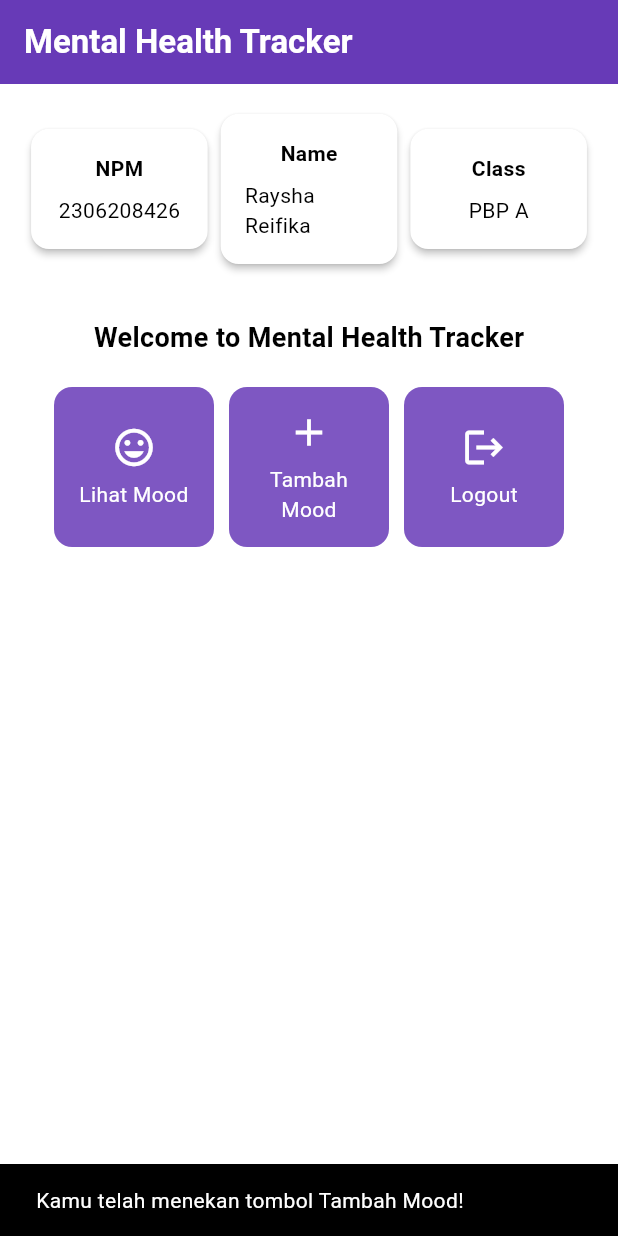
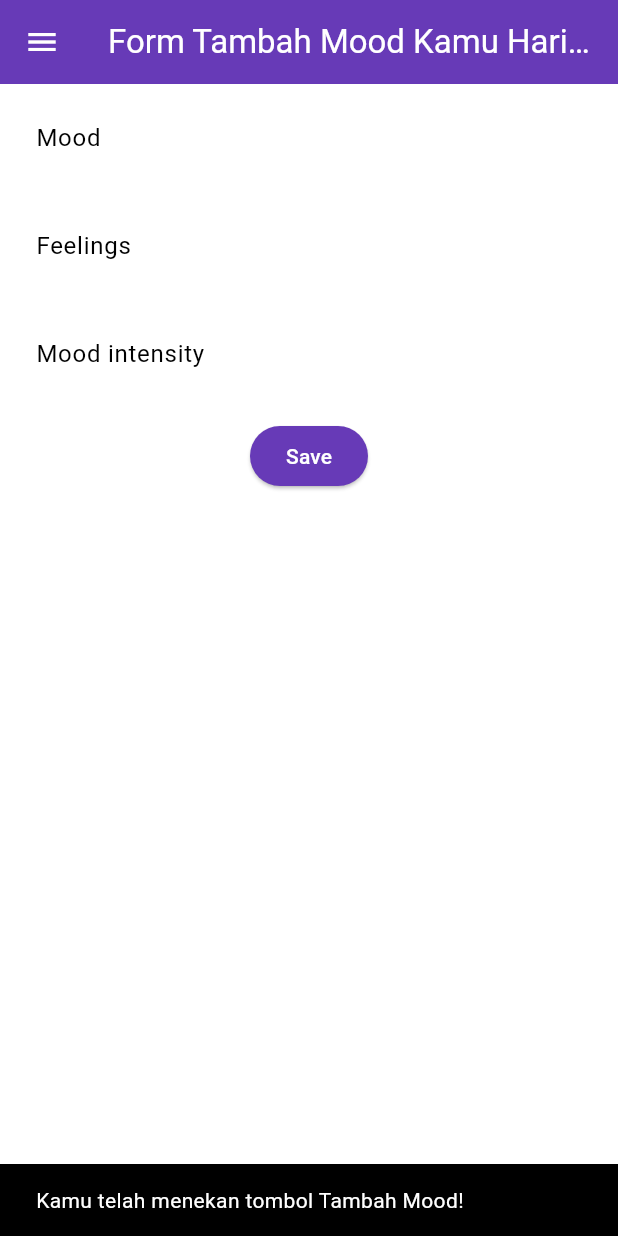
Before and after one commit to rayshareifikar/mental-health-tracker-mobile, a Flutter app: the screen it shows after launch, after a tap on "Tambah Mood", on a phone screen of 412 x 824 dp. Run offline on Flutter 3.47's test engine with Material 3 defaults, Android fonts, the phone set to English and light mode, and no system bars.

Commit message:
Tutorial 7 Selesai

```diff
--- a/lib/main.dart
+++ b/lib/main.dart
@@ -1,5 +1,7 @@
 import 'package:flutter/material.dart';
-import 'package:mental_health_tracker/menu.dart';
+import 'package:mental_health_tracker/screens/menu.dart';
+import 'package:mental_health_tracker/screens/moodentry_form.dart';
+
 void main() {
   runApp(const MyApp());
 }
@@ -32,6 +34,11 @@ class MyApp extends StatelessWidget {
               primarySwatch: Colors.deepPurple,
           ).copyWith(secondary: Colors.deepPurple[400]),
       ),
+      initialRoute: '/',
+      routes: {
+        '': (context) => MyHomePage(), // Halaman utama aplikasi
+        'mood-entry': (context) => MoodEntryFormPage(), // Rute ke halaman MoodEntryFormPage
+      },
       home: MyHomePage(),
     );
   }
--- a/lib/menu.dart
+++ b/lib/screens/menu.dart
@@ -1,4 +1,6 @@
 import 'package:flutter/material.dart';
+import 'package:mental_health_tracker/widgets/left_drawer.dart';
+import 'package:mental_health_tracker/widgets/mood_card.dart';
 
 class MyHomePage extends StatelessWidget {
   MyHomePage({super.key});
@@ -29,8 +31,11 @@ class MyHomePage extends StatelessWidget {
         ),
         // Warna latar belakang AppBar diambil dari skema warna tema aplikasi.
         backgroundColor: Theme.of(context).colorScheme.primary,
+        iconTheme: const IconThemeData(color: Colors.white),
+
       ),
       // Body halaman dengan padding di sekelilingnya.
+      drawer: const LeftDrawer(),
       body: Padding(
         padding: const EdgeInsets.all(16.0),
         // Menyusun widget secara vertikal dalam sebuah kolom.
@@ -125,64 +130,3 @@ class InfoCard extends StatelessWidget {
     );
   }
 }
-
-class ItemHomepage {
-     final String name;
-     final IconData icon;
-
-     ItemHomepage(this.name, this.icon);
-}
-
-class ItemCard extends StatelessWidget {
-  // Menampilkan kartu dengan ikon dan nama.
-
-  final ItemHomepage item;
-
-  const ItemCard(this.item, {super.key});
-
-  @override
-  Widget build(BuildContext context) {
-    return Material(
-      // Menentukan warna latar belakang dari tema aplikasi.
-      color: Theme.of(context).colorScheme.secondary,
-      // Membuat sudut kartu melengkung.
-      borderRadius: BorderRadius.circular(12),
-
-      child: InkWell(
-        // Aksi ketika kartu ditekan.
-        onTap: () {
-          // Menampilkan pesan SnackBar saat kartu ditekan.
-          ScaffoldMessenger.of(context)
-            ..hideCurrentSnackBar()
-            ..showSnackBar(
-              SnackBar(content: Text("Kamu telah menekan tombol ${item.name}!"))
-            );
-        },
-        // Container untuk menyimpan Icon dan Text
-        child: Container(
-          padding: const EdgeInsets.all(8),
-          child: Center(
-            child: Column(
-              // Menyusun ikon dan teks di tengah kartu.
-              mainAxisAlignment: MainAxisAlignment.center,
-              children: [
-                Icon(
-                  item.icon,
-                  color: Colors.white,
-                  size: 30.0,
-                ),
-                const Padding(padding: EdgeInsets.all(3)),
-                Text(
-                  item.name,
-                  textAlign: TextAlign.center,
-                  style: const TextStyle(color: Colors.white),
-                ),
-              ],
-            ),
-          ),
-        ),
-      ),
-    );
-  }
-
-}
--- /dev/null
+++ b/lib/screens/moodentry_form.dart
@@ -0,0 +1,163 @@
+import 'package:flutter/material.dart';
+import 'package:mental_health_tracker/widgets/left_drawer.dart';
+
+class MoodEntryFormPage extends StatefulWidget {
+  const MoodEntryFormPage({super.key});
+
+  @override
+  State<MoodEntryFormPage> createState() => _MoodEntryFormPageState();
+}
+
+class _MoodEntryFormPageState extends State<MoodEntryFormPage> {
+  final _formKey = GlobalKey<FormState>();
+  String _mood = "";
+	String _feelings = "";
+	int _moodIntensity = 0;
+  @override
+  Widget build(BuildContext context) {
+    return Scaffold(
+      appBar: AppBar(
+        title: const Center(
+          child: Text(
+            'Form Tambah Mood Kamu Hari ini',
+          ),
+        ),
+        backgroundColor: Theme.of(context).colorScheme.primary,
+        foregroundColor: Colors.white,
+      ),
+        drawer: const LeftDrawer(),
+        body: Form(
+          key: _formKey,
+          child: SingleChildScrollView(
+            child: Column(
+              crossAxisAlignment: CrossAxisAlignment.start,
+              children: [
+                Padding(
+                  padding: const EdgeInsets.all(8.0),
+                  child: TextFormField(
+                    decoration: InputDecoration(
+                      hintText: "Mood",
+                      labelText: "Mood",
+                      border: OutlineInputBorder(
+                        borderRadius: BorderRadius.circular(5.0),
+                      ),
+                    ),
+                    onChanged: (String? value) {
+                      setState(() {
+                        _mood = value!;
+                      });
+                    },
+                    validator: (String? value) {
+                      if (value == null || value.isEmpty) {
+                        return "Mood tidak boleh kosong!";
+                      }
+                      return null;
+                    },
+                  ),
+                ),
+                Padding(
+                  padding: const EdgeInsets.all(8.0),
+                  child: TextFormField(
+                    decoration: InputDecoration(
+                      hintText: "Feelings",
+                      labelText: "Feelings",
+                      border: OutlineInputBorder(
+                        borderRadius: BorderRadius.circular(5.0),
+                      ),
+                    ),
+                    onChanged: (String? value) {
+                      setState(() {
+                        _feelings = value!;
+                      });
+                    },
+                    validator: (String? value) {
+                      if (value == null || value.isEmpty) {
+                        return "Feelings tidak boleh kosong!";
+                      }
+                      return null;
+                    },
+                  ),
+                ),
+                Padding(
+                  padding: const EdgeInsets.all(8.0),
+                  child: TextFormField(
+                    decoration: InputDecoration(
+                      hintText: "Mood intensity",
+                      labelText: "Mood intensity",
+                      border: OutlineInputBorder(
+                        borderRadius: BorderRadius.circular(5.0),
+                      ),
+                    ),
+                    onChanged: (String? value) {
+                      setState(() {
+                        _moodIntensity = int.tryParse(value!) ?? 0;
+                      });
+                    },
+                    validator: (String? value) {
+                      if (value == null || value.isEmpty) {
+                        return "Mood intensity tidak boleh kosong!";
+                      }
+                      if (int.tryParse(value) == null) {
+                        return "Mood intensity harus berupa angka!";
+                      }
+                      return null;
+                    },
+                  ),
+                ),
+                Align(
+                  alignment: Alignment.bottomCenter,
+                  child: Padding(
+                    padding: const EdgeInsets.all(8.0),
+                    child: ElevatedButton(
+                      style: ButtonStyle(
+                        backgroundColor: WidgetStateProperty.all(
+                            Theme.of(context).colorScheme.primary),
+                      ),
+                      onPressed: () {
+                        if (_formKey.currentState!.validate()) {
+                          showDialog(
+                            context: context,
+                            builder: (context) {
+                              return AlertDialog(
+                                title: const Text('Mood berhasil tersimpan'),
+                                content: SingleChildScrollView(
+                                  child: Column(
+                                    crossAxisAlignment: CrossAxisAlignment.start,
+                                    children: [
+                                      Text('Mood: $_mood'),
+                                      // TODO: Munculkan value-value lainnya
+                                      Text('Feelings: $_feelings'),
+                                      Text('Intensity: ${_moodIntensity.toString()}'),
+                                    ],
+                                  ),
+                                ),
+                                actions: [
+                                  TextButton(
+                                    child: const Text('OK'),
+                                    onPressed: () {
+                                      Navigator.pop(context);
+                                      _formKey.currentState!.reset();
+                                    },
+                                  ),
+                                ],
+                              );
+                            },
+                          );
+                        }
+                      },
+                      child: const Text(
+                        "Save",
+                        style: TextStyle(color: Colors.white),
+                      ),
+                    ),
+                  ),
+                ),
+              ],
+
+            )
+
+          ),
+      ),
+    );
+  }
+}
--- /dev/null
+++ b/lib/widgets/left_drawer.dart
@@ -0,0 +1,70 @@
+import 'package:flutter/material.dart';
+import 'package:mental_health_tracker/screens/menu.dart';
+import 'package:mental_health_tracker/screens/moodentry_form.dart';
+
+// TODO: Impor halaman MoodEntryFormPage jika sudah dibuat
+class LeftDrawer extends StatelessWidget {
+  const LeftDrawer({super.key});
+
+  @override
+  Widget build(BuildContext context) {
+    return Drawer(
+      child: ListView(
+        children: [
+          DrawerHeader(
+              decoration: BoxDecoration(
+                color: Theme.of(context).colorScheme.primary,
+              ),
+              child: const Column(
+                children: [
+                  Text(
+                    'Mental Health Tracker',
+                    textAlign: TextAlign.center,
+                    style: TextStyle(
+                      fontSize: 24,
+                      fontWeight: FontWeight.bold,
+                      color: Colors.white,
+                    ),
+                  ),
+                  Padding(padding: EdgeInsets.all(8)),
+                  Text(
+                    "Ayo jaga kesehatan mentalmu setiap hari disini!",
+                    // TODO: Tambahkan gaya teks dengan center alignment, font ukuran 15, warna putih, dan weight biasa
+                    textAlign: TextAlign.center,
+                    style: TextStyle(
+                    fontSize: 16,
+                    color: Colors.white,
+                    ),
+                  ),
+                ],
+              ),
+              ),
+          ListTile(
+            leading: const Icon(Icons.home_outlined),
+            title: const Text('Halaman Utama'),
+            // Bagian redirection ke MyHomePage
+            onTap: () {
+              Navigator.pushReplacement(
+                  context,
+                  MaterialPageRoute(
+                    builder: (context) => MyHomePage(),
+                  ));
+            },
+          ),
+          ListTile(
+            leading: const Icon(Icons.mood),
+            title: const Text('Tambah Mood'),
+            // Bagian redirection ke MoodEntryFormPage
+            onTap: () {
+              Navigator.pushNamed(context, 'mood-entry');
+              /*
+              TODO: Buatlah routing ke MoodEntryFormPage di sini,
+              setelah halaman MoodEntryFormPage sudah dibuat.
+              */
+            },
+          ),
+        ],
+      ),
+    );
+  }
+}
--- /dev/null
+++ b/lib/widgets/mood_card.dart
@@ -0,0 +1,70 @@
+import 'package:flutter/material.dart';
+import 'package:mental_health_tracker/screens/menu.dart';
+import 'package:mental_health_tracker/screens/moodentry_form.dart';
+
+class ItemHomepage {
+     final String name;
+     final IconData icon;
+
+     ItemHomepage(this.name, this.icon);
+}
+
+class ItemCard extends StatelessWidget {
+  // Menampilkan kartu dengan ikon dan nama.
+
+  final ItemHomepage item;
+
+  const ItemCard(this.item, {super.key});
+
+  @override
+  Widget build(BuildContext context) {
+    return Material(
+      // Menentukan warna latar belakang dari tema aplikasi.
+      color: Theme.of(context).colorScheme.secondary,
+      // Membuat sudut kartu melengkung.
+      borderRadius: BorderRadius.circular(12),
+
+      child: InkWell(
+        // Aksi ketika kartu ditekan.
+        onTap: () {
+          // Menampilkan pesan SnackBar saat kartu ditekan.
+          ScaffoldMessenger.of(context)
+            ..hideCurrentSnackBar()
+            ..showSnackBar(
+              SnackBar(content: Text("Kamu telah menekan tombol ${item.name}!"))
+            );
+            // Navigate ke route yang sesuai (tergantung jenis tombol)
+          if (item.name == "Tambah Mood") {
+            // TODO: Gunakan Navigator.push untuk melakukan navigasi ke MaterialPageRoute yang mencakup TrackerFormPage.
+            Navigator.pushNamed(context, 'mood-entry');
+
+          }
+        },
+        // Container untuk menyimpan Icon dan Text
+        child: Container(
+          padding: const EdgeInsets.all(8),
+          child: Center(
+            child: Column(
+              // Menyusun ikon dan teks di tengah kartu.
+              mainAxisAlignment: MainAxisAlignment.center,
+              children: [
+                Icon(
+                  item.icon,
+                  color: Colors.white,
+                  size: 30.0,
+                ),
+                const Padding(padding: EdgeInsets.all(3)),
+                Text(
+                  item.name,
+                  textAlign: TextAlign.center,
+                  style: const TextStyle(color: Colors.white),
+                ),
+              ],
+            ),
+          ),
+        ),
+      ),
+    );
+  }
+
+}
```
